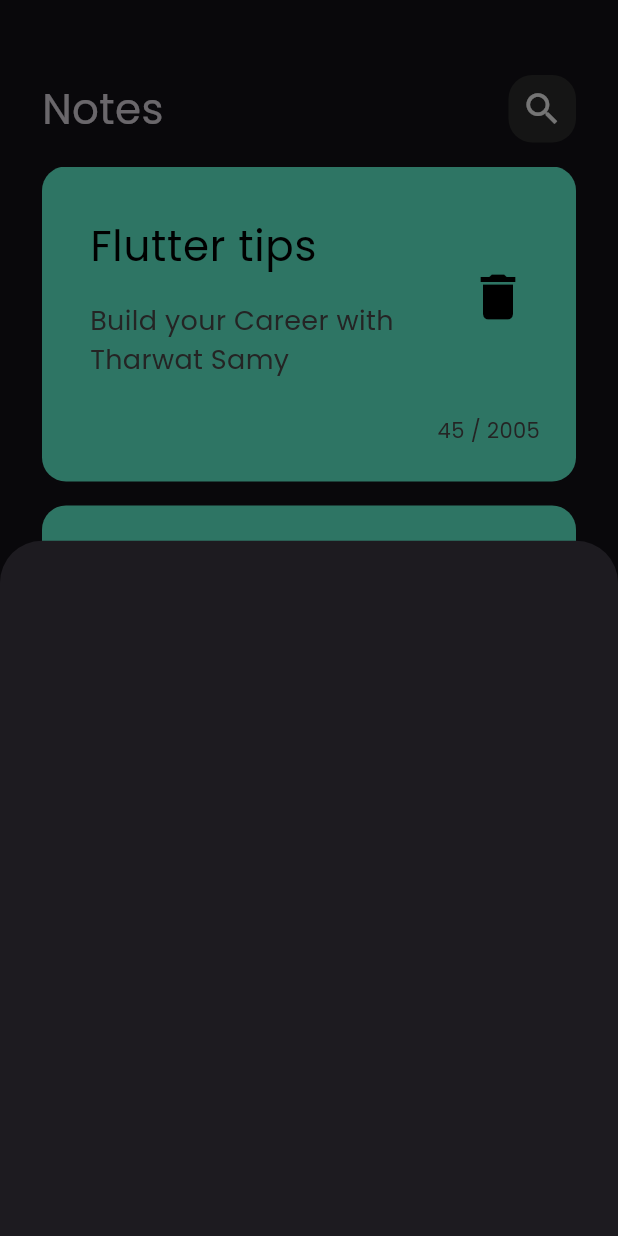
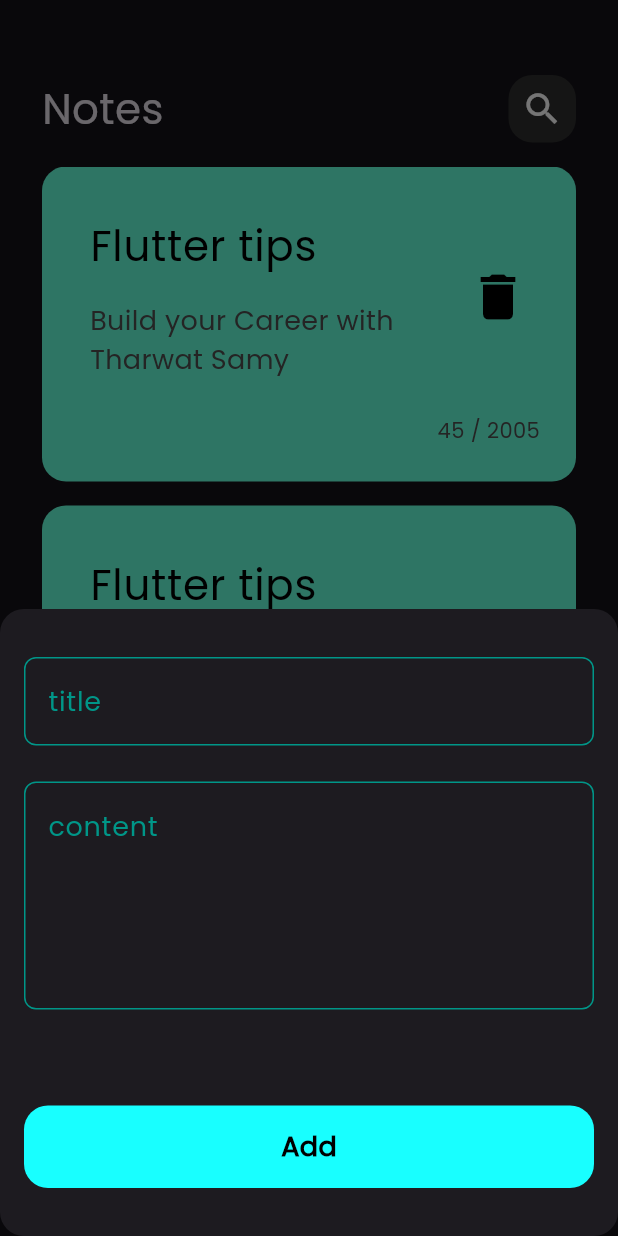
Before and after one commit to AbdMalik2005/note_app, a Flutter app: the screen it shows after launch, after a tap on the "add" icon, on a phone screen of 412 x 824 dp. Run offline on Flutter 3.47's test engine with Material 3 defaults, Android fonts, the phone set to English and light mode, and no system bars.

Commit message:
finish buttonseet

```diff
--- a/lib/view/note_view.dart
+++ b/lib/view/note_view.dart
@@ -11,6 +11,7 @@ class NoteView extends StatelessWidget {
       floatingActionButton: FloatingActionButton(
         onPressed: () {
           showModalBottomSheet(
+            shape: RoundedRectangleBorder(borderRadius: BorderRadiusGeometry.circular(16)) ,
             context: context,
             builder: (context) => Addnote_Buttonsheet(),
           );
--- /dev/null
+++ b/lib/widgets/Mytextfield.dart
@@ -0,0 +1,27 @@
+import 'package:flutter/material.dart';
+
+class Mytextfield extends StatelessWidget {
+    final String text;
+  final int MaxLines;
+  const Mytextfield({super.key, required this.text, required this.MaxLines});
+
+  @override
+  Widget build(BuildContext context) {
+    return TextField(
+            maxLines: MaxLines,
+            decoration: InputDecoration(
+              hintText: "$text",
+              alignLabelWithHint: false,
+              hintStyle: const TextStyle(color: Colors.teal , fontSize: 18),
+              enabledBorder: Outlineborder(Colors.teal),
+              focusedBorder: Outlineborder(Colors.white),
+            ),
+          );
+  }
+}
+  OutlineInputBorder Outlineborder(Color mycolor) {
+    return OutlineInputBorder(
+      borderSide: BorderSide(color: mycolor),
+      borderRadius: BorderRadius.circular(8),
+    );
+  }
--- a/lib/widgets/add_note.dart
+++ b/lib/widgets/add_note.dart
@@ -1,10 +1,25 @@
 import 'package:flutter/material.dart';
+import 'package:news/widgets/Mytextfield.dart';
+import 'package:news/widgets/custom_button.dart';
 
 class Addnote_Buttonsheet extends StatelessWidget {
   const Addnote_Buttonsheet({super.key});
 
   @override
   Widget build(BuildContext context) {
-    return Container();
+    return Padding(
+      padding: const EdgeInsets.symmetric(horizontal: 16, vertical: 32),
+      child: SingleChildScrollView(
+        child: Column(
+          children: [
+            Mytextfield(text: 'title', MaxLines: 1),
+            SizedBox(height: 24),
+            Mytextfield(text: 'content', MaxLines: 5),
+            SizedBox(height: 64),
+            CustomButton(),
+          ],
+        ),
+      ),
+    );
   }
 }
--- /dev/null
+++ b/lib/widgets/custom_button.dart
@@ -0,0 +1,27 @@
+import 'package:flutter/material.dart';
+
+class CustomButton extends StatelessWidget {
+  const CustomButton({super.key});
+
+  @override
+  Widget build(BuildContext context) {
+    return Container(
+      child: const Center(
+        child: Text(
+          'Add',
+          style: TextStyle(
+            color: Colors.black,
+            fontSize: 18,
+            fontWeight: FontWeight.bold,
+          ),
+        ),
+      ),
+      width: MediaQuery.of(context).size.width,
+      height: 55,
+      decoration: BoxDecoration(
+        color: Colors.cyanAccent,
+        borderRadius: BorderRadius.circular(16),
+      ),
+    );
+  }
+}
```
